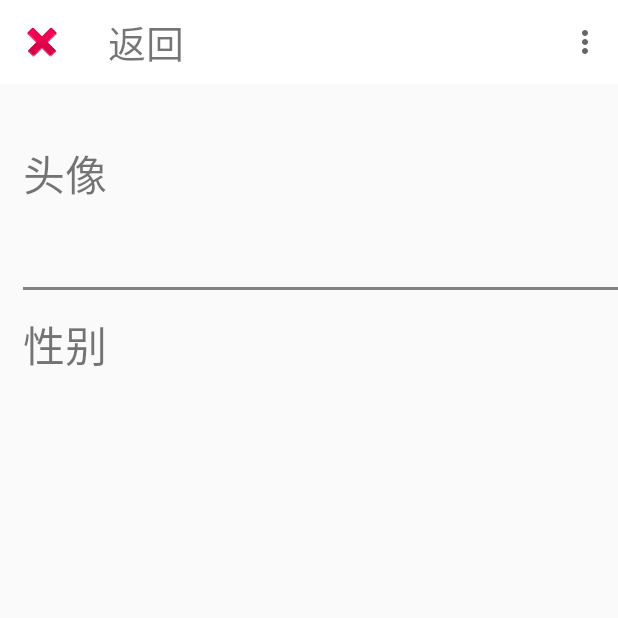
After one commit to CarsonWoo/YiKeApp, an Android app: the DetailActivity screen opened directly, with no data from a screen before it, on a phone screen of 412 x 824 dp, the top half of it. The commit adds this screen. Run offline under Robolectric (Android 15) with nearby library versions, the phone set to English and light mode, and no system bars; our stand-ins replace CircleImageView.

Commit message:
新增了一个填写资料的活动DetailActivity

```diff
--- /dev/null
+++ b/app/src/main/java/com/example/carson/yikeapp/Views/DetailActivity.java
@@ -0,0 +1,94 @@
+package com.example.carson.yikeapp.Views;
+
+import android.content.Intent;
+import android.support.v7.app.AppCompatActivity;
+import android.os.Bundle;
+import android.support.v7.widget.Toolbar;
+import android.view.Menu;
+import android.view.MenuItem;
+import android.view.View;
+import android.widget.AdapterView;
+import android.widget.ArrayAdapter;
+import android.widget.Spinner;
+import android.widget.Toast;
+
+
+import com.example.carson.yikeapp.R;
+
+public class DetailActivity extends AppCompatActivity implements View.OnClickListener {
+
+    private Toolbar toolbar;
+    private Spinner spinner;
+    private String[] genders;
+
+    @Override
+    protected void onCreate(Bundle savedInstanceState) {
+        super.onCreate(savedInstanceState);
+        setContentView(R.layout.activity_detail);
+
+        toolbar = findViewById(R.id.toolbar_detail);
+        setSupportActionBar(toolbar);
+
+        initViews();
+        initEvents();
+
+        Intent intent = getIntent();
+        String token = intent.getStringExtra("token");
+
+        Toast.makeText(getApplicationContext(), "token is " + token,
+                Toast.LENGTH_LONG).show();
+
+    }
+
+    private void initEvents() {
+        toolbar.setNavigationOnClickListener(new View.OnClickListener() {
+            @Override
+            public void onClick(View v) {
+                DetailActivity.this.finish();
+            }
+        });
+        spinner.setOnItemSelectedListener(new AdapterView.OnItemSelectedListener() {
+            @Override
+            public void onItemSelected(AdapterView<?> parent, View view, int position, long id) {
+                Toast.makeText(DetailActivity.this, genders[position],
+                        Toast.LENGTH_SHORT).show();
+            }
+
+            @Override
+            public void onNothingSelected(AdapterView<?> parent) {
+
+            }
+        });
+    }
+
+    private void initViews() {
+        spinner = findViewById(R.id.spinner_gender);
+        genders = getResources().getStringArray(R.array.spinner_gender);
+        ArrayAdapter<String> genderAdapter = new ArrayAdapter<String>(DetailActivity.this,
+                R.layout.spinner_style, genders);
+        genderAdapter.setDropDownViewResource(R.layout.spinner_style_text);
+        spinner.setAdapter(genderAdapter);
+
+    }
+
+    @Override
+    public boolean onCreateOptionsMenu(Menu menu) {
+        getMenuInflater().inflate(R.menu.toolbar_back, menu);
+        return true;
+    }
+
+    @Override
+    public boolean onOptionsItemSelected(MenuItem item) {
+        switch (item.getItemId()) {
+
+        }
+        return true;
+    }
+
+    @Override
+    public void onClick(View v) {
+        switch (v.getId()) {
+
+        }
+    }
+}
--- a/app/src/main/java/com/example/carson/yikeapp/Views/RegisterActivity.java
+++ b/app/src/main/java/com/example/carson/yikeapp/Views/RegisterActivity.java
@@ -241,7 +241,6 @@ public class RegisterActivity extends AppCompatActivity implements View.OnClickL
                                                 } catch (JSONException e) {
                                                     e.printStackTrace();
                                                 }
-                                                Log.i("registerResponse>>>>", response.body().string());
                                             }
                                         });
 //                                HttpUtils.sendRequest(client, "https://www.yiluzou.cn/tttt.php",
--- a/app/src/main/res/drawable/bg_circle_image.xml
+++ b/app/src/main/res/drawable/bg_circle_image.xml
@@ -1,7 +1,8 @@
 <?xml version="1.0" encoding="utf-8"?>
-<shape xmlns:android="http://schemas.android.com/apk/res/android">
+<shape xmlns:android="http://schemas.android.com/apk/res/android"
+    android:shape="oval">
 
-    <solid android:color="#a3ffffff" />
+    <solid android:color="#595f5454" />
 
     <corners android:radius="80dp"  />
 
--- a/app/src/main/res/layout/activity_change_password.xml
+++ b/app/src/main/res/layout/activity_change_password.xml
@@ -47,6 +47,7 @@
             android:layout_height="wrap_content" />
 
         <EditText
+            android:textSize="28sp"
             android:id="@+id/et_change_pwd_check"
             android:background="@null"
             android:inputType="textPassword"
--- /dev/null
+++ b/app/src/main/res/layout/activity_detail.xml
@@ -0,0 +1,95 @@
+<?xml version="1.0" encoding="utf-8"?>
+<android.support.design.widget.CoordinatorLayout xmlns:android="http://schemas.android.com/apk/res/android"
+    xmlns:app="http://schemas.android.com/apk/res-auto"
+    xmlns:tools="http://schemas.android.com/tools"
+    android:layout_width="match_parent"
+    android:layout_height="match_parent"
+    android:orientation="vertical"
+    tools:context="com.example.carson.yikeapp.Views.DetailActivity">
+
+    <android.support.v7.widget.Toolbar
+        android:id="@+id/toolbar_detail"
+        android:layout_width="match_parent"
+        android:layout_height="?attr/actionBarSize"
+        android:theme="@style/AppTheme.NoActionBar"
+        android:background="#fff"
+        app:navigationIcon="@android:drawable/ic_delete"
+        app:popupTheme="@style/AppTheme.PopupOverlay">
+
+        <TextView
+            android:textSize="25sp"
+            android:text="返回"
+            android:layout_width="wrap_content"
+            android:layout_height="wrap_content" />
+
+    </android.support.v7.widget.Toolbar>
+
+    <android.support.v4.widget.NestedScrollView
+        android:layout_width="match_parent"
+        android:layout_height="match_parent"
+        app:layout_behavior="@string/appbar_scrolling_view_behavior">
+
+        <LinearLayout
+            android:orientation="vertical"
+            android:layout_width="match_parent"
+            android:layout_height="wrap_content">
+
+            <LinearLayout
+                android:layout_marginTop="?attr/actionBarSize"
+                android:orientation="horizontal"
+                android:layout_marginLeft="15sp"
+                android:layout_width="match_parent"
+                android:layout_height="wrap_content">
+
+                <TextView
+                    android:layout_gravity="center_vertical"
+                    android:textSize="28sp"
+                    android:text="头像"
+                    android:layout_width="wrap_content"
+                    android:layout_height="wrap_content" />
+
+                <de.hdodenhof.circleimageview.CircleImageView
+                    android:id="@+id/civ_detail"
+                    android:layout_width="120sp"
+                    android:layout_marginLeft="380sp"
+                    android:background="@drawable/bg_circle_image"
+                    android:layout_height="120sp" />
+
+            </LinearLayout>
+
+            <LinearLayout
+                android:layout_marginLeft="15sp"
+                android:layout_marginTop="15sp"
+                android:background="#868282"
+                android:layout_width="match_parent"
+                android:layout_height="2sp"/>
+
+            <LinearLayout
+                android:layout_marginLeft="15sp"
+                android:layout_marginTop="15sp"
+                android:layout_width="match_parent"
+                android:layout_height="wrap_content">
+
+                <TextView
+                    android:layout_gravity="center_vertical"
+                    android:text="性别"
+                    android:textSize="28sp"
+                    android:layout_width="wrap_content"
+                    android:layout_height="wrap_content" />
+
+                <Spinner
+                    android:scrollbarSize="25sp"
+                    android:id="@+id/spinner_gender"
+                    android:layout_marginLeft="420sp"
+                    android:entries="@array/spinner_gender"
+                    android:layout_width="wrap_content"
+                    android:layout_height="wrap_content">
+                </Spinner>
+
+            </LinearLayout>
+
+        </LinearLayout>
+
+    </android.support.v4.widget.NestedScrollView>
+
+</android.support.design.widget.CoordinatorLayout>
--- /dev/null
+++ b/app/src/main/res/menu/toolbar_back.xml
@@ -0,0 +1,17 @@
+<?xml version="1.0" encoding="utf-8"?>
+<menu xmlns:android="http://schemas.android.com/apk/res/android"
+    xmlns:app="http://schemas.android.com/apk/res-auto">
+
+    <item
+        android:id="@+id/item1"
+        android:icon="@android:drawable/ic_input_add"
+        android:title="待定"
+        app:showAsAction="never" />
+
+    <item
+        android:id="@+id/item2"
+        android:icon="@android:drawable/ic_input_add"
+        android:title="待定"
+        app:showAsAction="never" />
+
+</menu>
--- /dev/null
+++ b/app/src/main/res/values/spinner_gender.xml
@@ -0,0 +1,12 @@
+<?xml version="1.0" encoding="utf-8"?>
+<resources>
+
+    <string-array name="spinner_gender">
+
+        <item>男</item>
+
+        <item>女</item>
+
+    </string-array>
+
+</resources>
```
Also changed, not shown: app/src/main/AndroidManifest.xml (+7 -5 lines), app/src/main/java/com/example/carson/yikeapp/Views/LoginActivity.java (+8 -1 lines), app/src/main/res/drawable/bg_underline_low.xml (added, +11 -0 lines), app/src/main/res/layout/activity_start.xml (+16 -0 lines), app/src/main/res/layout/spinner_style.xml (added, +10 -0 lines), app/src/main/res/layout/spinner_style_text.xml (added, +10 -0 lines).
